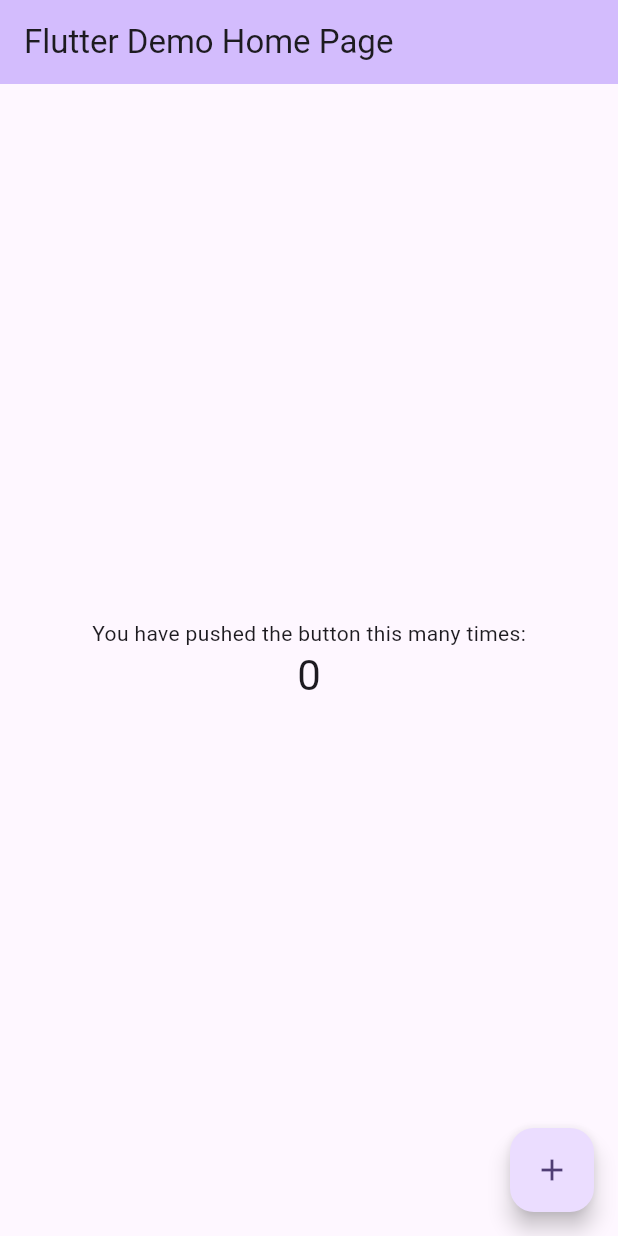
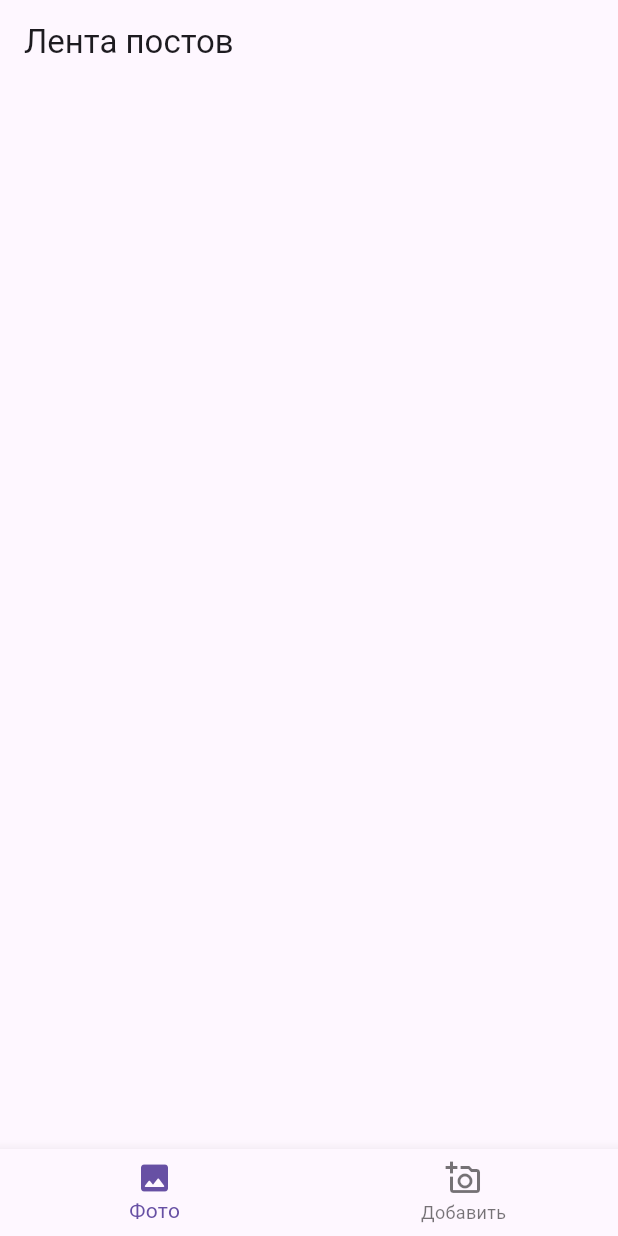
Before and after one commit to Flutter007/hw62, a Flutter app: the screen it shows after launch, on a phone screen of 412 x 824 dp. Run offline on Flutter 3.47's test engine with Material 3 defaults, Android fonts, the phone set to English and light mode, and no system bars; our stand-ins replace flutter_riverpod.

Commit message:
Added necessary libraries,added bottomNavigation,changed version of NDK,made model and provider for Photo,created Screens for it.

```diff
--- a/lib/main.dart
+++ b/lib/main.dart
@@ -1,122 +1,6 @@
 import 'package:flutter/material.dart';
+import 'package:hw62/screens/start_screen.dart';
 
 void main() {
-  runApp(const MyApp());
+  runApp(MaterialApp(home: StartScreen()));
 }
-
-class MyApp extends StatelessWidget {
-  const MyApp({super.key});
-
-  // This widget is the root of your application.
-  @override
-  Widget build(BuildContext context) {
-    return MaterialApp(
-      title: 'Flutter Demo',
-      theme: ThemeData(
-        // This is the theme of your application.
-        //
-        // TRY THIS: Try running your application with "flutter run". You'll see
-        // the application has a purple toolbar. Then, without quitting the app,
-        // try changing the seedColor in the colorScheme below to Colors.green
-        // and then invoke "hot reload" (save your changes or press the "hot
-        // reload" button in a Flutter-supported IDE, or press "r" if you used
-        // the command line to start the app).
-        //
-        // Notice that the counter didn't reset back to zero; the application
-        // state is not lost during the reload. To reset the state, use hot
-        // restart instead.
-        //
-        // This works for code too, not just values: Most code changes can be
-        // tested with just a hot reload.
-        colorScheme: ColorScheme.fromSeed(seedColor: Colors.deepPurple),
-      ),
-      home: const MyHomePage(title: 'Flutter Demo Home Page'),
-    );
-  }
-}
-
-class MyHomePage extends StatefulWidget {
-  const MyHomePage({super.key, required this.title});
-
-  // This widget is the home page of your application. It is stateful, meaning
-  // that it has a State object (defined below) that contains fields that affect
-  // how it looks.
-
-  // This class is the configuration for the state. It holds the values (in this
-  // case the title) provided by the parent (in this case the App widget) and
-  // used by the build method of the State. Fields in a Widget subclass are
-  // always marked "final".
-
-  final String title;
-
-  @override
-  State<MyHomePage> createState() => _MyHomePageState();
-}
-
-class _MyHomePageState extends State<MyHomePage> {
-  int _counter = 0;
-
-  void _incrementCounter() {
-    setState(() {
-      // This call to setState tells the Flutter framework that something has
-      // changed in this State, which causes it to rerun the build method below
-      // so that the display can reflect the updated values. If we changed
-      // _counter without calling setState(), then the build method would not be
-      // called again, and so nothing would appear to happen.
-      _counter++;
-    });
-  }
-
-  @override
-  Widget build(BuildContext context) {
-    // This method is rerun every time setState is called, for instance as done
-    // by the _incrementCounter method above.
-    //
-    // The Flutter framework has been optimized to make rerunning build methods
-    // fast, so that you can just rebuild anything that needs updating rather
-    // than having to individually change instances of widgets.
-    return Scaffold(
-      appBar: AppBar(
-        // TRY THIS: Try changing the color here to a specific color (to
-        // Colors.amber, perhaps?) and trigger a hot reload to see the AppBar
-        // change color while the other colors stay the same.
-        backgroundColor: Theme.of(context).colorScheme.inversePrimary,
-        // Here we take the value from the MyHomePage object that was created by
-        // the App.build method, and use it to set our appbar title.
-        title: Text(widget.title),
-      ),
-      body: Center(
-        // Center is a layout widget. It takes a single child and positions it
-        // in the middle of the parent.
-        child: Column(
-          // Column is also a layout widget. It takes a list of children and
-          // arranges them vertically. By default, it sizes itself to fit its
-          // children horizontally, and tries to be as tall as its parent.
-          //
-          // Column has various properties to control how it sizes itself and
-          // how it positions its children. Here we use mainAxisAlignment to
-          // center the children vertically; the main axis here is the vertical
-          // axis because Columns are vertical (the cross axis would be
-          // horizontal).
-          //
-          // TRY THIS: Invoke "debug painting" (choose the "Toggle Debug Paint"
-          // action in the IDE, or press "p" in the console), to see the
-          // wireframe for each widget.
-          mainAxisAlignment: MainAxisAlignment.center,
-          children: <Widget>[
-            const Text('You have pushed the button this many times:'),
-            Text(
-              '$_counter',
-              style: Theme.of(context).textTheme.headlineMedium,
-            ),
-          ],
-        ),
-      ),
-      floatingActionButton: FloatingActionButton(
-        onPressed: _incrementCounter,
-        tooltip: 'Increment',
-        child: const Icon(Icons.add),
-      ), // This trailing comma makes auto-formatting nicer for build methods.
-    );
-  }
-}
--- /dev/null
+++ b/lib/screens/photos_screen.dart
@@ -0,0 +1,10 @@
+import 'package:flutter/material.dart';
+
+class PhotosScreen extends StatelessWidget {
+  const PhotosScreen({super.key});
+
+  @override
+  Widget build(BuildContext context) {
+    return Scaffold(appBar: AppBar(title: Text('Лента постов')));
+  }
+}
--- /dev/null
+++ b/lib/screens/start_screen.dart
@@ -0,0 +1,51 @@
+import 'package:flutter/material.dart';
+import 'package:hw62/screens/photos_screen.dart';
+
+import 'add_photo_screen.dart';
+
+class StartScreen extends StatefulWidget {
+  const StartScreen({super.key});
+
+  @override
+  State<StartScreen> createState() => _StartScreenState();
+}
+
+class _StartScreenState extends State<StartScreen> {
+  int selectedIndex = 0;
+  final pageController = PageController();
+  final _screens = [PhotosScreen(), AddPhotoScreen()];
+
+  void onPageTap(int index) {
+    setState(() {
+      selectedIndex = index;
+    });
+    pageController.animateToPage(
+      index,
+      duration: Duration(milliseconds: 200),
+      curve: Curves.fastOutSlowIn,
+    );
+  }
+
+  @override
+  Widget build(BuildContext context) {
+    return Scaffold(
+      body: PageView(controller: pageController, children: _screens),
+      bottomNavigationBar: BottomNavigationBar(
+        currentIndex: selectedIndex,
+        onTap: onPageTap,
+        items: [
+          BottomNavigationBarItem(
+            label: 'Фото',
+            icon: Icon(Icons.photo_outlined),
+            activeIcon: Icon(Icons.photo_rounded),
+          ),
+          BottomNavigationBarItem(
+            label: 'Добавить',
+            icon: Icon(Icons.add_a_photo_outlined),
+            activeIcon: Icon(Icons.add_a_photo),
+          ),
+        ],
+      ),
+    );
+  }
+}
--- a/pubspec.yaml
+++ b/pubspec.yaml
@@ -34,6 +34,9 @@ dependencies:
   # The following adds the Cupertino Icons font to your application.
   # Use with the CupertinoIcons class for iOS style icons.
   cupertino_icons: ^1.0.8
+  flutter_riverpod: ^2.6.1
+  google_fonts: ^6.2.1
+  image_picker: ^1.1.2
 
 dev_dependencies:
   flutter_test:
```
Also changed, not shown: lib/model/photo.dart (added, +9 -0 lines), lib/provider/photos_provider.dart (added, +17 -0 lines), lib/screens/add_photo_screen.dart (added, +16 -0 lines), pubspec.lock, 1 other file.
